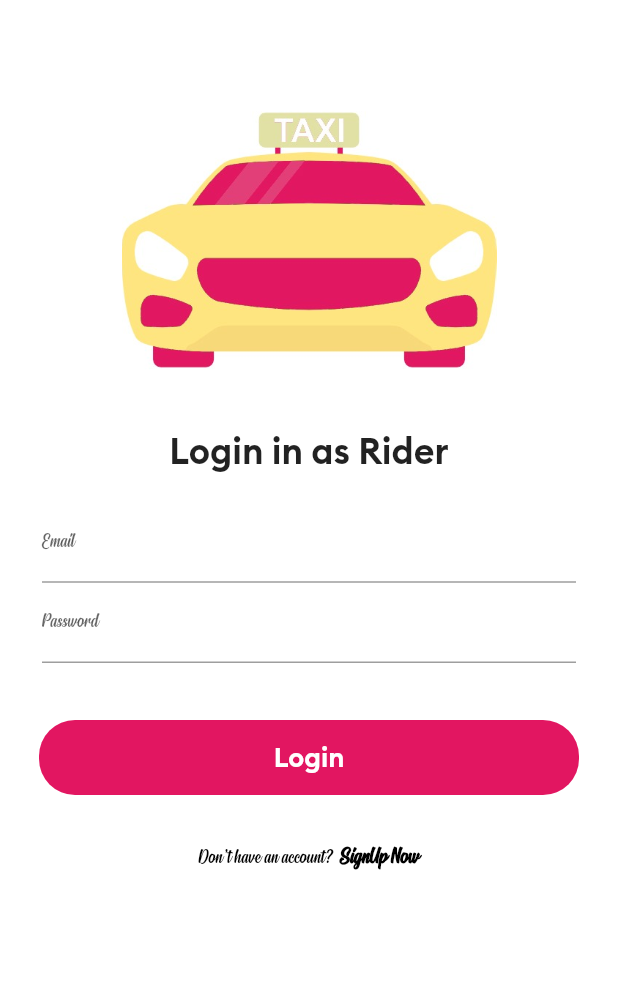
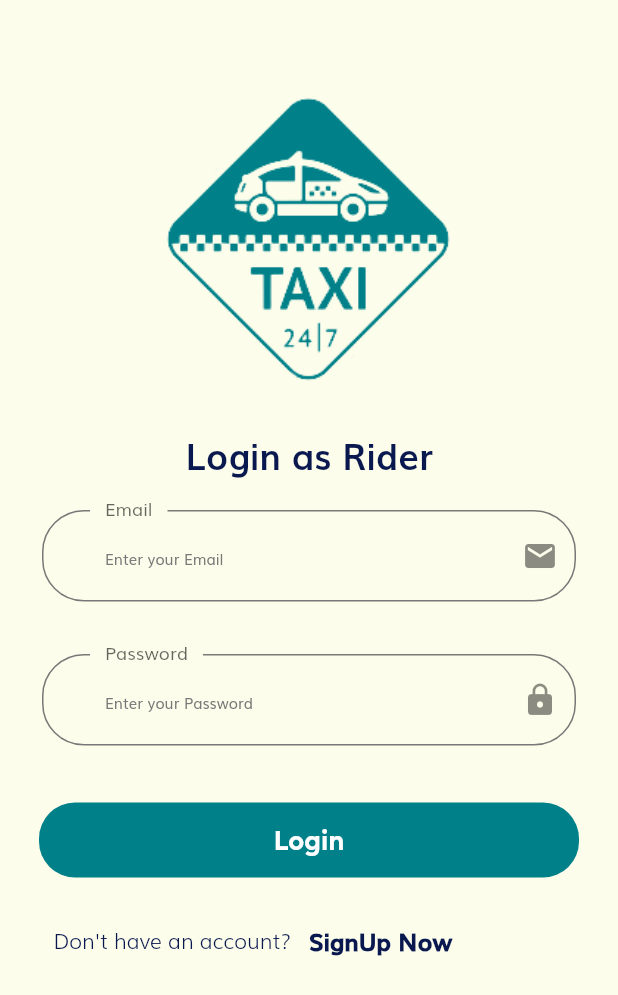
Before and after one commit to kosbaship/rider, a Flutter app: the screen it shows after launch, on a phone screen of 412 x 824 dp. Shown: the top 995 px of the screen. Run offline on Flutter 3.47's test engine with Material 2 defaults, Android fonts, the phone set to English and light mode, and no system bars.

Commit message:
Design Modified For Login Screen

```diff
--- a/lib/components/component.dart
+++ b/lib/components/component.dart
@@ -1,16 +1,24 @@
 import 'package:flutter/material.dart';
 import 'package:rider/components/colors.dart';
 
-Widget defaultTextForm({title, type, controller}) => TextFormField(
+Widget defaultTextForm({title, type, controller, icon,obscureText = false }) => TextFormField(
   keyboardType: type,
-  obscureText: true,
+  obscureText: obscureText,
   controller: controller,
   decoration: InputDecoration(
+    hintText: "Enter your $title",
+    floatingLabelBehavior: FloatingLabelBehavior.always,
+    suffixIcon: Icon(icon),
     labelText: title,
     labelStyle: TextStyle(
-      fontSize: 14.0,
+      fontSize: 16.0,
     ),
-    hintStyle: TextStyle(color: Colors.grey, fontSize: 10),
+    hintStyle: TextStyle(color: kGreyColor, fontSize: 10),
+    focusedBorder: OutlineInputBorder(
+      borderRadius: BorderRadius.circular(28),
+      borderSide: BorderSide(color: kSecondaryColor, width: 2),
+      gapPadding: 10,
+    ),
   ),
   style: TextStyle(fontSize: 14.0),
 );
--- a/lib/main.dart
+++ b/lib/main.dart
@@ -1,5 +1,8 @@
 import 'package:flutter/material.dart';
 import 'package:rider/screens/layout/home.dart';
+
+import 'components/colors.dart';
+import 'components/theme.dart';
 
 void main() {
   runApp(MyApp());
@@ -12,11 +15,7 @@ class MyApp extends StatelessWidget {
     return MaterialApp(
       debugShowCheckedModeBanner: false,
       title: 'Uber Rider',
-      theme: ThemeData(
-        fontFamily: 'Signatra',
-        primarySwatch: Colors.indigo,
-        visualDensity: VisualDensity.adaptivePlatformDensity,
-      ),
+      theme: theme(),
       home: HomePage(),
     );
   }
--- a/lib/screens/layout/home.dart
+++ b/lib/screens/layout/home.dart
@@ -1,4 +1,7 @@
+import 'dart:ui';
+
 import 'package:flutter/material.dart';
+import 'package:rider/components/colors.dart';
 import 'package:rider/components/component.dart';
 
 class HomePage extends StatelessWidget {
@@ -8,7 +11,7 @@ class HomePage extends StatelessWidget {
   @override
   Widget build(BuildContext context) {
     return Scaffold(
-      backgroundColor: Colors.white,
+      backgroundColor: kForthColor,
       body: SingleChildScrollView(
         child: Padding(
           padding: EdgeInsets.symmetric(horizontal: 8),
@@ -19,15 +22,15 @@ class HomePage extends StatelessWidget {
               ),
               Center(
                 child: Image(
-                  image: AssetImage('assets/images/logo.png'),
+                  image: AssetImage('assets/images/logo1.png'),
                   width: 390.0,
                   height: 250.0,
                   alignment: Alignment.center,
                 ),
               ),
               Text(
-                'Login in as Rider',
-                style: TextStyle(fontSize: 24.0, fontFamily: 'BoltSemiBold'),
+                'Login as Rider',
+                style: TextStyle(fontSize: 24.0, fontFamily: "Muli", fontWeight: FontWeight.bold),
                 textAlign: TextAlign.center,
               ),
               Padding(
@@ -37,11 +40,19 @@ class HomePage extends StatelessWidget {
                     defaultTextForm(
                         title: 'Email',
                         type: TextInputType.emailAddress,
-                        controller: emailController),
+                        controller: emailController,
+                    icon: Icons.email),
+                    SizedBox(
+                      height: 35.0,
+                    ),
                     defaultTextForm(
                         title: 'Password',
                         type: TextInputType.visiblePassword,
-                        controller: passwordController),
+                        controller: passwordController,
+                    icon: Icons.lock,
+                    obscureText: true),
+
+
                   ],
                 ),
               ),
@@ -56,17 +67,22 @@ class HomePage extends StatelessWidget {
                 child: Row(
                   mainAxisAlignment: MainAxisAlignment.center,
                   children: [
-                    Text(
-                      'Don\'t have an account? ',
-                      style: TextStyle(
-                          color: Colors.black, fontWeight: FontWeight.w100),
+                    Expanded(
+                      child: Text(
+                        'Don\'t have an account? ',
+                        textAlign: TextAlign.center,
+                        style: TextStyle(
+                            color: kSecondaryColor, fontWeight: FontWeight.w100),
+                      ),
                     ),
-                    Text(
-                      ' SignUp Now',
-                      style: TextStyle(
-                          color: Colors.black,
-                          fontWeight: FontWeight.w900,
-                          fontSize: 16),
+                    Expanded(
+                      child: Text(
+                        'SignUp Now',
+                        style: TextStyle(
+                            color: kSecondaryColor,
+                            fontWeight: FontWeight.w900,
+                            fontSize: 16),
+                      ),
                     ),
                   ],
                 ),
```
Also changed, not shown: lib/components/colors.dart (+6 -5 lines), lib/components/theme.dart (added, +55 -0 lines), pubspec.yaml (+7 -0 lines), assets/fonts/muli/Muli-Bold.ttf (added), assets/fonts/muli/Muli-BoldItalic.ttf (added), assets/fonts/muli/Muli-ExtraLight.ttf (added), assets/fonts/muli/Muli-ExtraLightItalic.ttf (added), assets/fonts/muli/Muli-Italic.ttf (added), assets/fonts/muli/Muli-Light.ttf (added), assets/fonts/muli/Muli-LightItalic.ttf (added), assets/fonts/muli/Muli-Semi-BoldItalic.ttf (added), assets/fonts/muli/Muli-SemiBold.ttf (added), assets/fonts/muli/Muli.ttf (added), assets/images/logo1.png.
